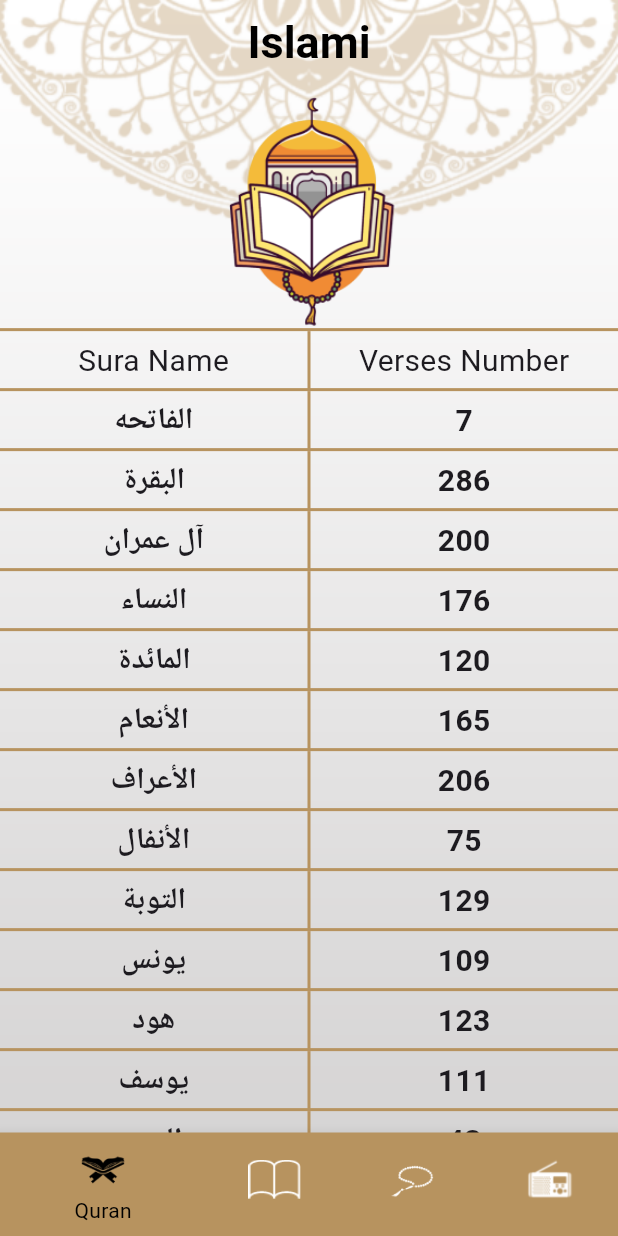
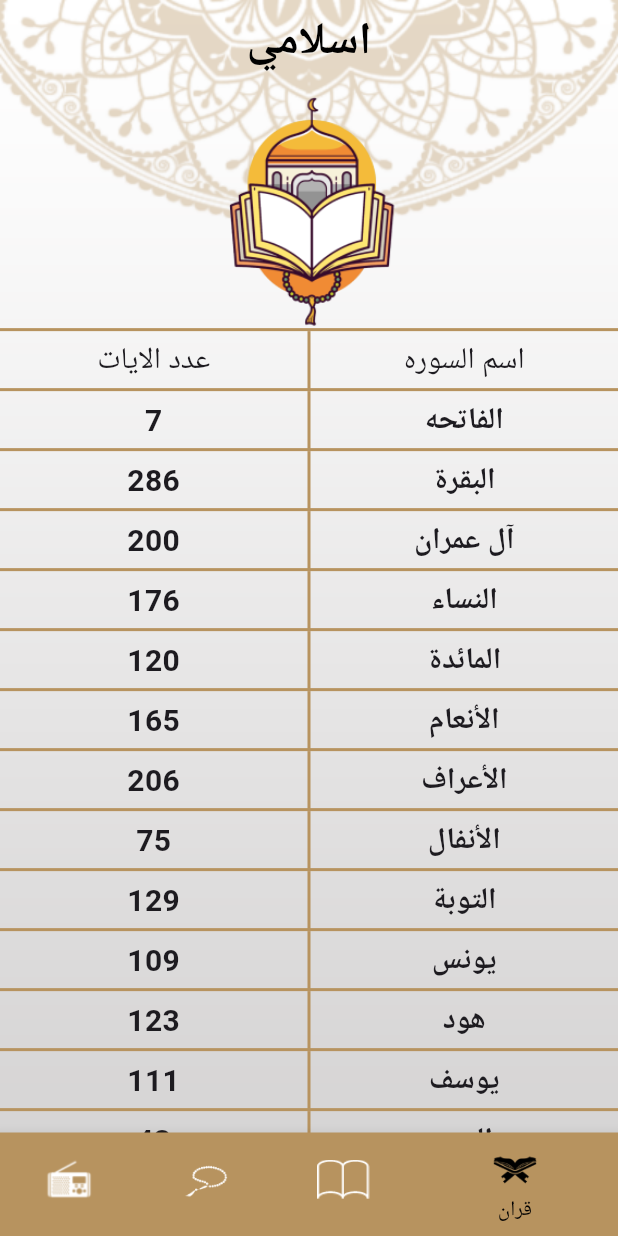
Before and after one commit to Omar34268/islami-c12-dokki, a Flutter app: the screen it shows after launch, on a phone screen of 412 x 824 dp. Run offline on Flutter 3.47's test engine with Material 3 defaults, Android fonts, the phone set to English and light mode, and no system bars; generated files the repository leaves out were written again.

Commit message:
+finsih localization tab

```diff
--- /dev/null
+++ b/l10n.yaml
@@ -0,0 +1,3 @@
+arb-dir: lib/l10n
+template-arb-file: app_en.arb
+output-localization-file: app_localizations.dart
--- a/lib/home/home_screen.dart
+++ b/lib/home/home_screen.dart
@@ -3,6 +3,8 @@
 import 'package:islamy_c12_dokki/home/tabs/QuranTab.dart';
 import 'package:islamy_c12_dokki/home/tabs/RadioTab.dart';
 import 'package:islamy_c12_dokki/home/tabs/SebhaTab.dart';
+import 'package:flutter_gen/gen_l10n/app_localizations.dart';
+import 'package:flutter_gen/gen_l10n/app_localizations.dart';
 
 class HomeScreen extends StatefulWidget {
   static const String routeName = "home";
@@ -30,7 +32,7 @@
       ),
       child: Scaffold(
         appBar: AppBar(
-          title: Text("Islami"),
+          title: Text(AppLocalizations.of(context)!.app_name),
         ),
         bottomNavigationBar: BottomNavigationBar(
             type: BottomNavigationBarType.shifting,
@@ -44,22 +46,22 @@
               BottomNavigationBarItem(
                   backgroundColor: Theme.of(context).colorScheme.primary,
                   icon: ImageIcon(AssetImage("assets/images/moshaf.png")),
-                  label: "Quran"
+                  label: AppLocalizations.of(context)!.quran
               ),
               BottomNavigationBarItem(
                   backgroundColor: Theme.of(context).colorScheme.primary,
                   icon: ImageIcon(AssetImage("assets/images/ahadeth.png")),
-                  label: "Ahadeth"
+                  label: AppLocalizations.of(context)!.ahadeth
               ),
               BottomNavigationBarItem(
                   backgroundColor: Theme.of(context).colorScheme.primary,
                   icon: ImageIcon(AssetImage("assets/images/sebha.png")),
-                  label: "Tasbeeh"
+                  label: AppLocalizations.of(context)!.tasbeeth
               ),
               BottomNavigationBarItem(
                   backgroundColor: Theme.of(context).colorScheme.primary,
                   icon: ImageIcon(AssetImage("assets/images/radio.png")),
-                  label: "Radio"
+                  label: AppLocalizations.of(context)!.radio
               ),
             ]
         ),
--- a/lib/home/tabs/AhadethTab.dart
+++ b/lib/home/tabs/AhadethTab.dart
@@ -4,6 +4,7 @@
 import 'package:flutter/widgets.dart';
 import 'package:islamy_c12_dokki/ahadeth_details/ahadeth_details_screen.dart';
 import 'package:islamy_c12_dokki/home/Hadeth.dart';
+import 'package:flutter_gen/gen_l10n/app_localizations.dart';
 
 class AhadethTab extends StatefulWidget {
 
@@ -24,7 +25,7 @@
       children: [
         Expanded(child: Image.asset("assets/images/hadith_header.png")),
         Divider(),
-        Text("Ahadeth",style: TextStyle(
+        Text(AppLocalizations.of(context)!.ahadeth,style: TextStyle(
           fontSize: 25,
           fontWeight: FontWeight.w600
         ),),
--- a/lib/home/tabs/QuranTab.dart
+++ b/lib/home/tabs/QuranTab.dart
@@ -1,7 +1,7 @@
 import 'package:flutter/cupertino.dart';
 import 'package:flutter/material.dart';
 import 'package:flutter/widgets.dart';
-
+import 'package:flutter_gen/gen_l10n/app_localizations.dart';
 import '../SuraNameWidget.dart';
 
 class QuranTab extends StatelessWidget {
@@ -35,7 +35,7 @@
         Row(
           children: [
             Expanded(
-              child: Text("Sura Name",
+              child: Text(AppLocalizations.of(context)!.sura_name,
                 textAlign: TextAlign.center,
                 style: TextStyle(
                 fontSize: 20
@@ -49,7 +49,7 @@
               ),
             ),
             Expanded(
-              child: Text("Verses Number",
+              child: Text(AppLocalizations.of(context)!.verses_number,
                   textAlign: TextAlign.center,
                   style: TextStyle(
                   fontSize: 20
--- /dev/null
+++ b/lib/l10n/app_ar.arb
@@ -0,0 +1,12 @@
+{
+  "app_name":"اسلامي",
+  "sura_name":"اسم السوره",
+  "verses_number":"عدد الايات",
+  "quran": "قران",
+  "ahadeth":"احاديث",
+  "radio": "اذاعه",
+  "tasbeeth":"تسبيح"
+
+
+
+}
--- a/lib/main.dart
+++ b/lib/main.dart
@@ -1,9 +1,10 @@
 import 'package:flutter/material.dart';
+import 'package:flutter_localizations/flutter_localizations.dart';
 import 'package:islamy_c12_dokki/ahadeth_details/ahadeth_details_screen.dart';
 import 'package:islamy_c12_dokki/home/home_screen.dart';
 import 'package:islamy_c12_dokki/quran_details/quran_details_screen.dart';
-// untracked (Unversioned) - tracked file - ignored file
-// commit
+import 'package:flutter_gen/gen_l10n/app_localizations.dart';
+
 void main() {
   // new version
   runApp(const MyApp());
@@ -60,6 +61,17 @@
         ),
         useMaterial3: true,
       ),
+      localizationsDelegates: [
+        AppLocalizations.delegate,
+        GlobalMaterialLocalizations.delegate,
+        GlobalWidgetsLocalizations.delegate,
+        GlobalCupertinoLocalizations.delegate,
+      ],
+      supportedLocales: [
+        Locale('en'), // English
+        Locale('ar'), // Spanish
+      ],
+      locale: Locale("ar"),
       initialRoute: HomeScreen.routeName,
       routes: {
         HomeScreen.routeName:(_)=>HomeScreen(),
--- a/pubspec.yaml
+++ b/pubspec.yaml
@@ -35,6 +35,9 @@
   # The following adds the Cupertino Icons font to your application.
   # Use with the CupertinoIcons class for iOS style icons.
   cupertino_icons: ^1.0.6
+  flutter_localizations:
+    sdk: flutter
+  intl: any
 
 dev_dependencies:
   flutter_test:
@@ -52,6 +55,7 @@
 
 # The following section is specific to Flutter packages.
 flutter:
+  generate: true
 
   # The following line ensures that the Material Icons font is
   # included with your application, so that you can use the icons in
```
Also changed, not shown: lib/l10n/app_en.arb (added, +9 -0 lines), lib/bb.dart (deleted), pubspec.lock.
